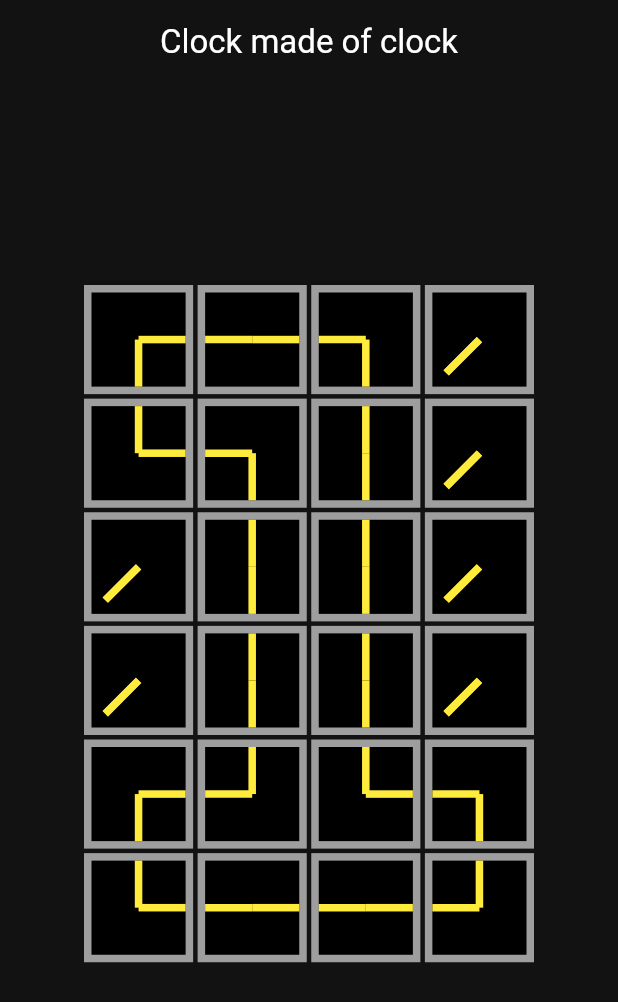
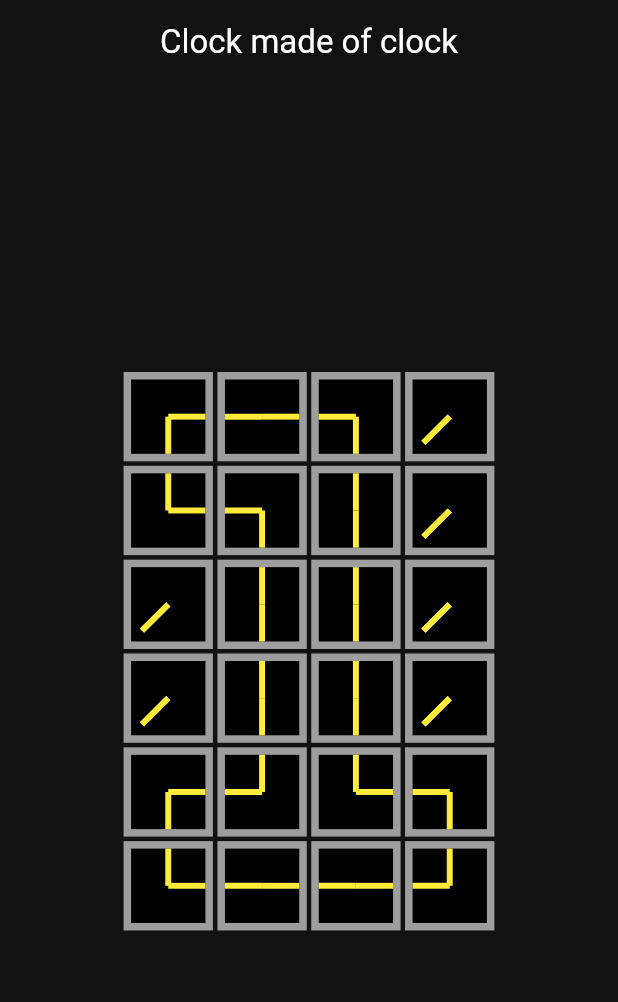
Before and after one commit to Crisxzu/clock-of-clocks-flutter, a Flutter app: the screen it shows after launch, on a phone screen of 412 x 824 dp. Shown: the top 1002 px of the screen. Run offline on Flutter 3.47's test engine with Material 3 defaults, Android fonts, the phone set to English and light mode, and no system bars.

Commit message:
refactor: simplify layout by removing fixed size and using FractionallySizedBox

```diff
--- a/lib/home/home_page.dart
+++ b/lib/home/home_page.dart
@@ -1,7 +1,3 @@
-import 'dart:math';
-
-import 'package:clock_app/common/utils.dart';
-import 'package:clock_app/home/widgets/clock.dart';
 import 'package:clock_app/home/widgets/digit.dart';
 import 'package:flutter/material.dart';
 
@@ -12,18 +8,21 @@ class HomePage extends StatelessWidget {
 
   @override
   Widget build(BuildContext context) {
-    final oneDigit = getAngleFromDigit(4);
-
     return Scaffold(
       appBar: AppBar(
         title: Text("Clock made of clock"),
         centerTitle: true,
       ),
       body: Center(
-        child: SizedBox(
-          width: 300,
-          height: 500,
-          child: Digit(value: 1),
+        child: OrientationBuilder(
+          builder: (context, orientation) {
+            return FractionallySizedBox(
+              widthFactor: orientation == Orientation.portrait ? 0.6 : 0.2,
+              heightFactor: orientation == Orientation.portrait ? 0.5 : 1,
+              alignment: FractionalOffset.center,
+              child: Digit(value: 1),
+            );
+          },
         ),
       ),
     );
```
